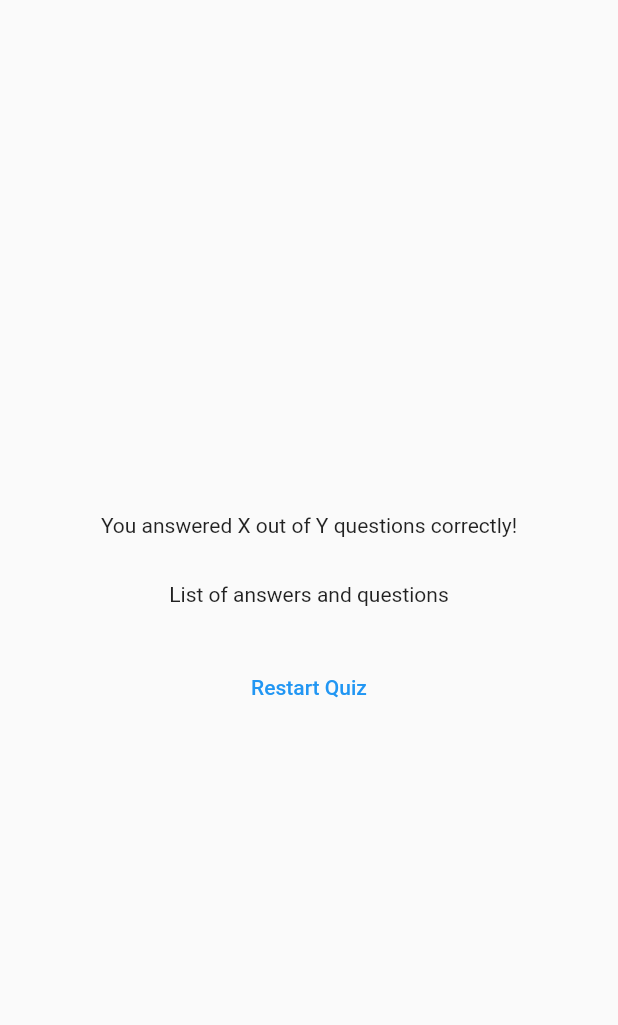
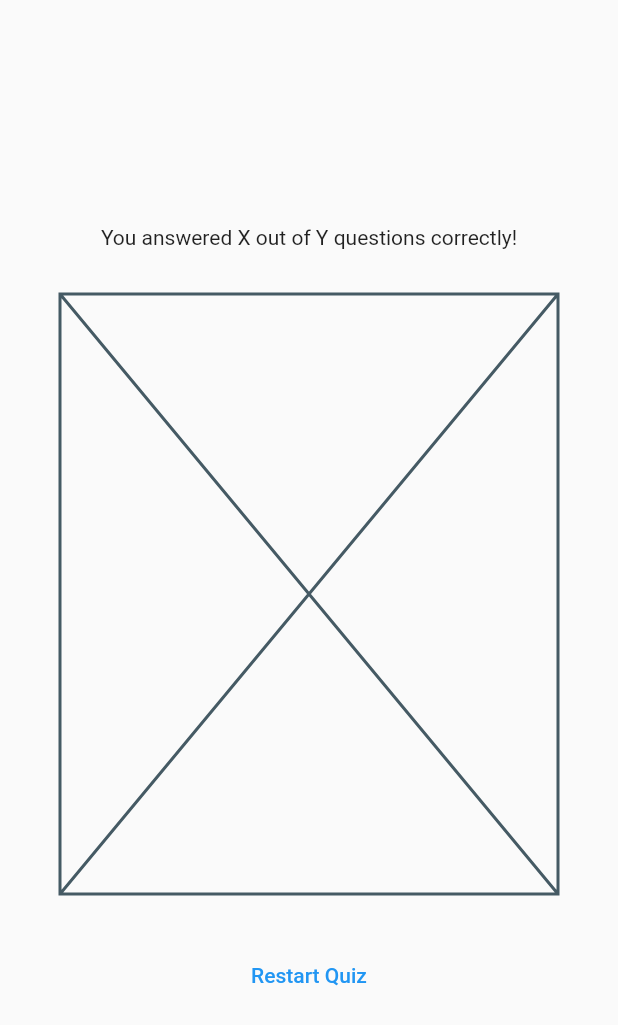
Before and after one commit to IMRANDIL/flutter_second_app_Quiz_app_udemy, a Flutter app: the ResultsScreen widget shown alone on an empty page, opened directly with empty values, on a phone screen of 412 x 824 dp. Shown: the top 1025 px of the screen. Run offline on Flutter 3.47's test engine with Material 2 defaults, Android fonts, the phone set to English and light mode, and no system bars; our stand-ins replace google_fonts.

Commit message:
seperated the QuestionsSummary widget into another file

```diff
--- a/lib/ResultsScreen.dart
+++ b/lib/ResultsScreen.dart
@@ -1,5 +1,6 @@
 import 'package:flutter/material.dart';
 import 'package:flutter_second_app/data/questions.dart';
+import 'package:flutter_second_app/questions_summary.dart';
 
 class ResultsScreen extends StatelessWidget {
   const ResultsScreen({super.key, required this.choosenAnswers});
@@ -15,6 +16,7 @@ class ResultsScreen extends StatelessWidget {
           'question_index': i,
           'current_question': questions[i].question,
           'current_answer': questions[i].answers[0],
+          'user_answer': choosenAnswers[i],
         },
       );
     }
@@ -38,7 +40,9 @@ class ResultsScreen extends StatelessWidget {
             const SizedBox(
               height: 30,
             ),
-            const Text('List of answers and questions'),
+            QuestionsSummary(
+              getSummaryList(),
+            ),
             const SizedBox(
               height: 30,
             ),
--- /dev/null
+++ b/lib/questions_summary.dart
@@ -0,0 +1,11 @@
+import 'package:flutter/material.dart';
+
+class QuestionsSummary extends StatelessWidget {
+  const QuestionsSummary(this.summaryData, {super.key});
+  final List<Map<String, Object>> summaryData;
+
+  @override
+  Widget build(BuildContext context) {
+    return const Placeholder();
+  }
+}
```
